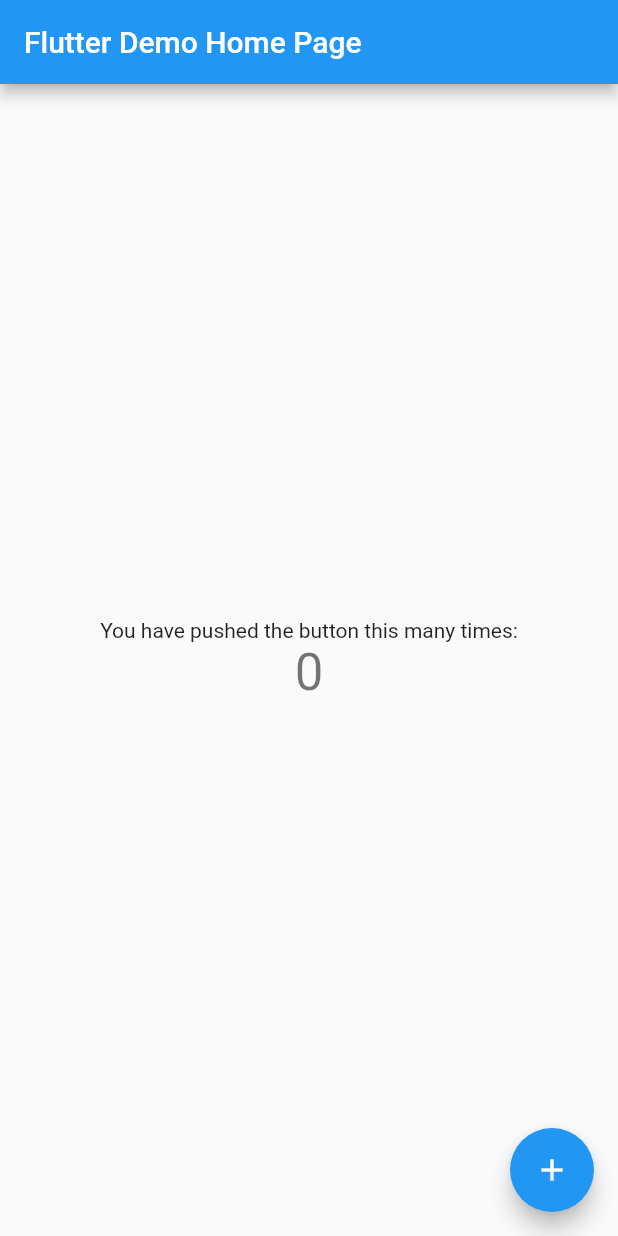
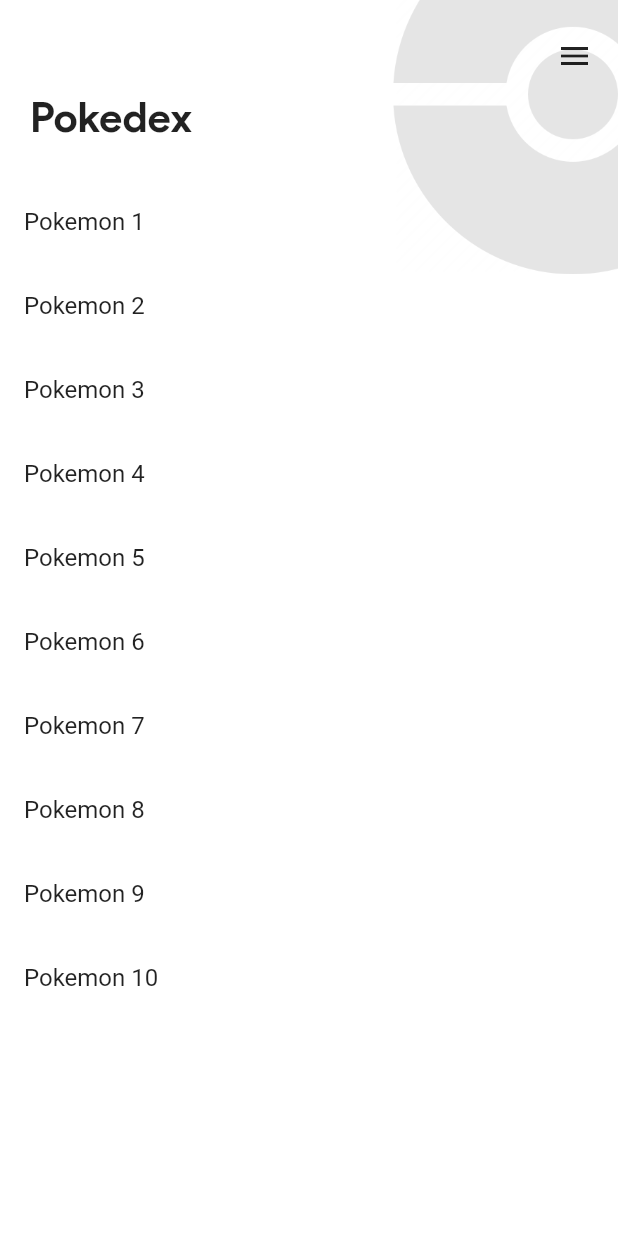
Before and after one commit to franciscooq/Flutter_Pokedex, a Flutter app: the screen it shows after launch, on a phone screen of 412 x 824 dp. Run offline on Flutter 3.47's test engine with Material 2 defaults, Android fonts, the phone set to English and light mode, and no system bars.

Commit message:
step 1 - RM/YT

```diff
--- /dev/null
+++ b/lib/consts/consts_app.dart
@@ -0,0 +1,6 @@
+class ConstsApp {
+
+  static const whitePokeball = 'assets/images/pokeball.png';
+  static const blackPokeball = 'assets/images/pokeball_dark.png';
+
+}
--- a/lib/main.dart
+++ b/lib/main.dart
@@ -1,4 +1,5 @@
 import 'package:flutter/material.dart';
+import 'package:flutter_pokedex/pages/home_page/widgets/home_page.dart';
 
 void main() {
   runApp(MyApp());
@@ -8,61 +9,12 @@ class MyApp extends StatelessWidget {
   @override
   Widget build(BuildContext context) {
     return MaterialApp(
+      debugShowCheckedModeBanner: false,
       title: 'Flutter Pokedex - Pokemon',
       theme: ThemeData(
         primarySwatch: Colors.blue,
-        visualDensity: VisualDensity.adaptivePlatformDensity,
       ),
-      home: MyHomePage(title: 'Flutter Demo Home Page'),
-      debugShowCheckedModeBanner: false,
+      home: HomePage(),
     );
   }
 }
-
-class MyHomePage extends StatefulWidget {
-  MyHomePage({Key key, this.title}) : super(key: key);
-
-  final String title;
-
-  @override
-  _MyHomePageState createState() => _MyHomePageState();
-}
-
-class _MyHomePageState extends State<MyHomePage> {
-  int _counter = 0;
-
-  void _incrementCounter() {
-    setState(() {
-      _counter++;
-    });
-  }
-
-  @override
-  Widget build(BuildContext context) {
-    return Scaffold(
-      appBar: AppBar(
-
-        title: Text(widget.title),
-      ),
-      body: Center(
-        child: Column(
-          mainAxisAlignment: MainAxisAlignment.center,
-          children: <Widget>[
-            Text(
-              'You have pushed the button this many times:',
-            ),
-            Text(
-              '$_counter',
-              style: Theme.of(context).textTheme.headline4,
-            ),
-          ],
-        ),
-      ),
-      floatingActionButton: FloatingActionButton(
-        onPressed: _incrementCounter,
-        tooltip: 'Increment',
-        child: Icon(Icons.add),
-      ),
-    );
-  }
-}
--- /dev/null
+++ b/lib/pages/home_page/widgets/app_bar_home.dart
@@ -0,0 +1,43 @@
+import 'package:flutter/material.dart';
+
+class AppBarHome extends StatelessWidget {
+  @override
+  Widget build(BuildContext context) {
+    return Container(
+      child: Column(
+        children: <Widget>[
+          Container(
+            child: Row(
+              mainAxisAlignment: MainAxisAlignment.end,
+              children: <Widget>[
+                Padding(
+                  padding: EdgeInsets.only(top: 13, right: 5),
+                  child: IconButton(
+                    icon: Icon(Icons.menu),
+                    onPressed: () {},
+                  ),
+                )
+              ],
+            ),
+          ),
+          Row(
+            mainAxisAlignment: MainAxisAlignment.start,
+            children: <Widget>[
+              Padding(
+                padding: const EdgeInsets.only(left: 20),
+                child: Text(
+                  'Pokedex',
+                  style: TextStyle(
+                      fontFamily: 'Google',
+                      fontWeight: FontWeight.bold,
+                      fontSize: 28),
+                ),
+              ),
+            ],
+          )
+        ],
+      ),
+      height: 120,
+    );
+  }
+}
--- /dev/null
+++ b/lib/pages/home_page/widgets/home_page.dart
@@ -0,0 +1,81 @@
+import 'package:flutter/material.dart';
+import 'package:flutter_pokedex/consts/consts_app.dart';
+
+import 'app_bar_home.dart';
+
+class HomePage extends StatelessWidget {
+  @override
+  Widget build(BuildContext context) {
+    double screenWidth = MediaQuery.of(context).size.width;
+    double statusWidth = MediaQuery.of(context).padding.top;
+    return Scaffold(
+      backgroundColor: Colors.white,
+      body: Stack(
+        alignment: Alignment.topCenter,
+        overflow: Overflow.visible,
+        children: <Widget>[
+          Positioned(
+            top: -(240 / 4.2),
+            left: screenWidth - (240 / 1.6),
+            child: Opacity(
+              child: Image.asset(
+                ConstsApp.blackPokeball,
+                height: 240,
+                width: 240,
+              ),
+              opacity: 0.1,
+            ),
+          ),
+          Container(
+            child: Column(
+              children: <Widget>[
+                Container(
+                  height: statusWidth,
+                ),
+                AppBarHome(),
+                Expanded(
+                  child: Container(
+                    child: ListView(
+                      children: <Widget>[
+                        ListTile(
+                          title: Text('Pokemon 1'),
+                        ),
+                        ListTile(
+                          title: Text('Pokemon 2'),
+                        ),
+                        ListTile(
+                          title: Text('Pokemon 3'),
+                        ),
+                        ListTile(
+                          title: Text('Pokemon 4'),
+                        ),
+                        ListTile(
+                          title: Text('Pokemon 5'),
+                        ),
+                        ListTile(
+                          title: Text('Pokemon 6'),
+                        ),
+                        ListTile(
+                          title: Text('Pokemon 7'),
+                        ),
+                        ListTile(
+                          title: Text('Pokemon 8'),
+                        ),
+                        ListTile(
+                          title: Text('Pokemon 9'),
+                        ),
+                        ListTile(
+                          title: Text('Pokemon 10'),
+                        ),
+                      ],
+                    ),
+                  ),
+                ),
+              ],
+            ),
+          ),
+        ],
+      ),
+    );
+  }
+}
```
Also changed, not shown: pubspec.yaml (+22 -9 lines), pubspec.lock.
